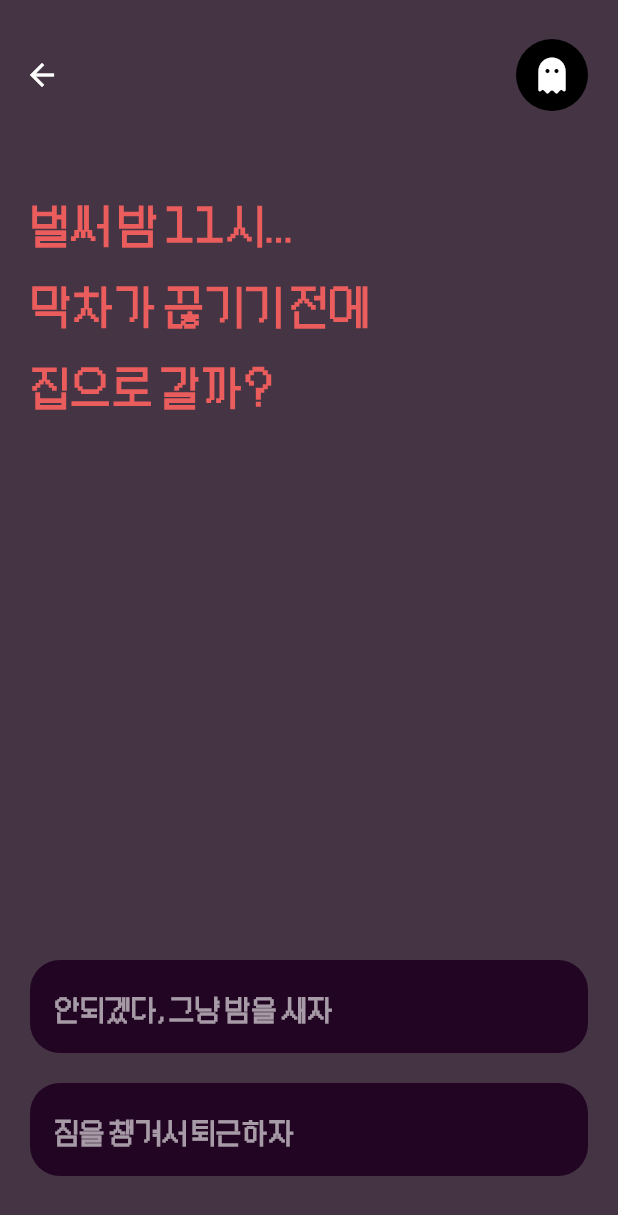
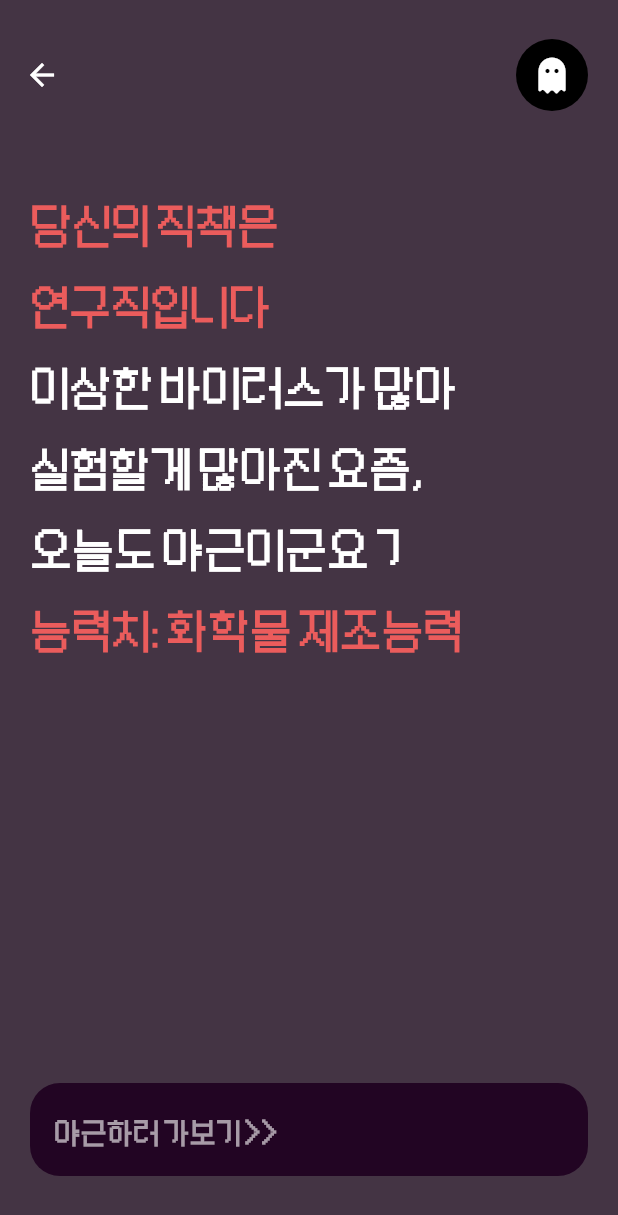
Before and after one commit to hongjyoun/app-one, a Flutter app: the StartScreen screen opened directly, on a phone screen of 412 x 824 dp. Shown: the top 1215 px of the screen. Run offline on Flutter 3.47's test engine with Material 2 defaults, Android fonts, the phone set to English and light mode, and no system bars; our stand-ins replace firebase_core, font_awesome_flutter; accounts and stored records are empty.

Commit message:
start_screen & story100 added

```diff
--- a/lib/screens/start_screen.dart
+++ b/lib/screens/start_screen.dart
@@ -1,5 +1,5 @@
-import 'package:app_one/constants/gaps.dart';
 import 'package:app_one/constants/sizes.dart';
+import 'package:app_one/screens/stories/story_100.dart';
 import 'package:app_one/screens/widgets/content_text.dart';
 import 'package:app_one/screens/widgets/round_icon_button.dart';
 import 'package:app_one/screens/widgets/select_text_button.dart';
@@ -8,6 +8,14 @@ import 'package:font_awesome_flutter/font_awesome_flutter.dart';
 
 class StartScreen extends StatelessWidget {
   const StartScreen({super.key});
+
+  void onClickAbility(BuildContext context) {
+    Navigator.of(context).push(
+      MaterialPageRoute(
+        builder: (context) => const Story100(),
+      ),
+    );
+  }
 
   @override
   Widget build(BuildContext context) {
@@ -31,24 +39,36 @@ class StartScreen extends StatelessWidget {
           ),
         ],
       ),
-      body: const SafeArea(
+      body: SafeArea(
         child: Padding(
-          padding: EdgeInsets.all(Sizes.size20),
+          padding: const EdgeInsets.all(Sizes.size20),
           child: Column(
             crossAxisAlignment: CrossAxisAlignment.start,
             children: [
-              Expanded(
-                child: ContentText(text: "벌써 밤 11시...\n막차가 끊기기 전에\n집으로 갈까?"),
+              const Expanded(
+                child: Column(
+                  crossAxisAlignment: CrossAxisAlignment.start,
+                  children: [
+                    ContentText(
+                      text: "당신의 직책은\n연구직입니다",
+                    ),
+                    ContentText(
+                      text: "이상한 바이러스가 많아\n실험할게 많아진 요즘,\n오늘도 야근이군요 🥲",
+                      color: Colors.white,
+                    ),
+                    ContentText(
+                      text: "능력치: 화학물 제조능력",
+                    ),
+                  ],
+                ),
               ),
               Padding(
-                  padding: EdgeInsets.symmetric(vertical: Sizes.size20),
-                  child: Column(
-                    children: [
-                      SelectTextButton(text: "안되겠다, 그냥 밤을 새자"),
-                      Gaps.v20,
-                      SelectTextButton(text: "짐을 챙겨서 퇴근하자"),
-                    ],
-                  )),
+                padding: const EdgeInsets.symmetric(vertical: Sizes.size20),
+                child: GestureDetector(
+                  onTap: () => onClickAbility(context),
+                  child: const SelectTextButton(text: "야근하러 가보기 >>"),
+                ),
+              ),
             ],
           ),
         ),
--- a/lib/screens/widgets/content_text.dart
+++ b/lib/screens/widgets/content_text.dart
@@ -3,10 +3,12 @@ import 'package:flutter/material.dart';
 
 class ContentText extends StatelessWidget {
   final String text;
+  final Color? color;
 
   const ContentText({
     super.key,
     required this.text,
+    this.color,
   });
 
   @override
@@ -17,7 +19,7 @@ class ContentText extends StatelessWidget {
         fontFamily: 'Stardust',
         fontSize: Sizes.size32,
         fontWeight: FontWeight.bold,
-        color: Theme.of(context).primaryColor,
+        color: color ?? Theme.of(context).primaryColor,
         height: 1.7,
       ),
     );
```
Also changed, not shown: lib/screens/stories/story_100.dart (added, +61 -0 lines).
